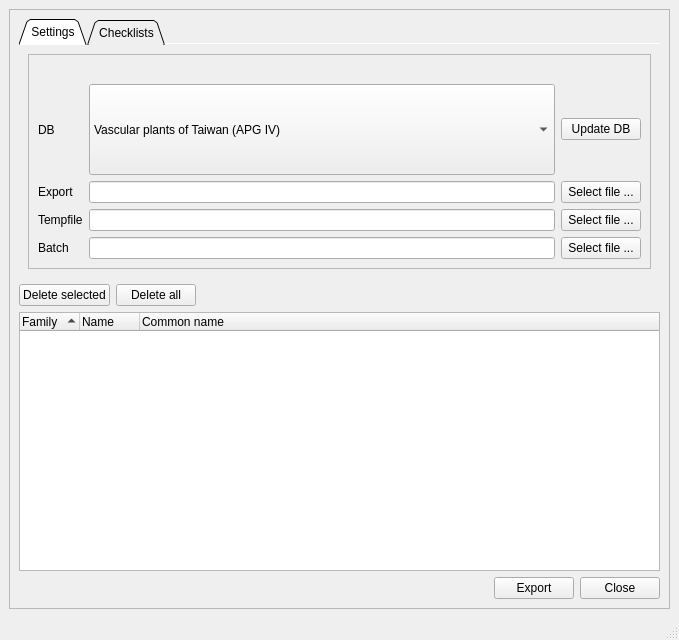
Before: the Qt Designer form src/ui/ui_main.ui in TaiBON/checklister, drawn with Qt 5.
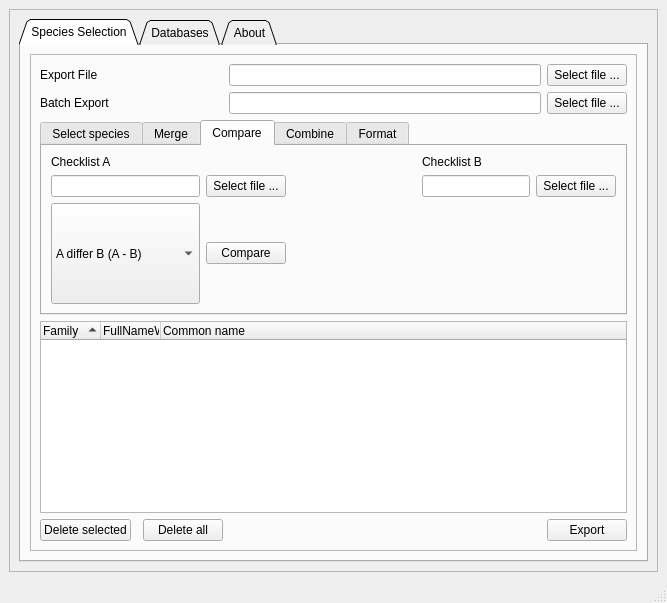
After: the same form once the commit is applied. The open tabs and pages were chosen to show the change.

What changed in the file:
```diff
--- a/src/ui/ui_main.ui
+++ b/src/ui/ui_main.ui
@@ -6,8 +6,8 @@
    <rect>
     <x>0</x>
     <y>0</y>
-    <width>679</width>
-    <height>640</height>
+    <width>667</width>
+    <height>603</height>
    </rect>
   </property>
   <property name="sizePolicy">
@@ -16,13 +16,22 @@
     <verstretch>0</verstretch>
    </sizepolicy>
   </property>
+  <property name="minimumSize">
+   <size>
+    <width>450</width>
+    <height>450</height>
+   </size>
+  </property>
   <property name="windowTitle">
-   <string>MainWindow</string>
+   <string>checklister: a species checklist generator</string>
   </property>
   <widget class="QWidget" name="centralwidget">
    <layout class="QGridLayout" name="gridLayout">
     <item row="0" column="1">
      <widget class="QScrollArea" name="scrollArea">
+      <property name="frameShadow">
+       <enum>QFrame::Plain</enum>
+      </property>
       <property name="widgetResizable">
        <bool>true</bool>
       </property>
@@ -31,25 +40,12 @@
         <rect>
          <x>0</x>
          <y>0</y>
-         <width>653</width>
-         <height>571</height>
+         <width>641</width>
+         <height>534</height>
         </rect>
        </property>
        <layout class="QGridLayout" name="gridLayout_4">
-        <item row="3" column="4">
-         <widget class="QPushButton" name="butClose1">
-          <property name="sizePolicy">
-           <sizepolicy hsizetype="Maximum" vsizetype="Maximum">
-            <horstretch>0</horstretch>
-            <verstretch>0</verstretch>
-           </sizepolicy>
-          </property>
-          <property name="text">
-           <string>Close</string>
-          </property>
-         </widget>
-        </item>
-        <item row="0" column="0" colspan="5">
+        <item row="1" column="0">
          <widget class="QTabWidget" name="tabWidget">
           <property name="minimumSize">
            <size>
@@ -73,7 +69,7 @@
            <bool>true</bool>
           </property>
           <property name="documentMode">
-           <bool>true</bool>
+           <bool>false</bool>
           </property>
           <property name="tabsClosable">
            <bool>false</bool>
@@ -81,159 +77,51 @@
           <property name="tabBarAutoHide">
            <bool>true</bool>
           </property>
-          <widget class="QWidget" name="Settings">
+          <widget class="QWidget" name="SpeciesSelection">
            <attribute name="title">
-            <string>Settings</string>
+            <string>Species Selection</string>
            </attribute>
            <layout class="QGridLayout" name="gridLayout_7">
-            <item row="1" column="0">
-             <widget class="QScrollArea" name="scrollArea_2">
-              <property name="widgetResizable">
-               <bool>true</bool>
+            <item row="0" column="0">
+             <widget class="QFrame" name="frame">
+              <property name="frameShape">
+               <enum>QFrame::StyledPanel</enum>
               </property>
-              <widget class="QWidget" name="scrollAreaWidgetContents_2">
-               <property name="geometry">
-                <rect>
-                 <x>0</x>
-                 <y>0</y>
-                 <width>587</width>
-                 <height>183</height>
-                </rect>
+              <property name="frameShadow">
+               <enum>QFrame::Raised</enum>
                </property>
                <layout class="QGridLayout" name="gridLayout_2">
-                <item row="0" column="1">
-                 <spacer name="horizontalSpacer">
-                  <property name="orientation">
-                   <enum>Qt::Horizontal</enum>
-                  </property>
-                  <property name="sizeHint" stdset="0">
-                   <size>
-                    <width>40</width>
-                    <height>20</height>
-                   </size>
-                  </property>
-                 </spacer>
-                </item>
-                <item row="1" column="0">
-                 <widget class="QLabel" name="label_3">
-                  <property name="text">
-                   <string>DB</string>
-                  </property>
-                 </widget>
-                </item>
-                <item row="1" column="1">
-                 <widget class="QComboBox" name="comboDBselect">
+               <item row="7" column="2">
+                <widget class="QPushButton" name="butDeleteAll">
                   <property name="sizePolicy">
-                   <sizepolicy hsizetype="Expanding" vsizetype="MinimumExpanding">
+                  <sizepolicy hsizetype="Minimum" vsizetype="Maximum">
                     <horstretch>0</horstretch>
                     <verstretch>0</verstretch>
                    </sizepolicy>
                   </property>
-                  <item>
                    <property name="text">
-                    <string>Vascular plants of Taiwan (APG IV)</string>
-                   </property>
-                  </item>
-                  <item>
-                   <property name="text">
-                    <string>Vascular plants of Taiwan (Flora of Taiwan 2nd Edi.)</string>
-                   </property>
-                  </item>
-                  <item>
-                   <property name="text">
-                    <string>Bird list of Taiwan (2014)</string>
-                   </property>
-                  </item>
-                  <item>
-                   <property name="text">
-                    <string>Plants of Japan (Ylist)</string>
-                   </property>
-                  </item>
-                 </widget>
-                </item>
-                <item row="1" column="2">
-                 <widget class="QPushButton" name="butUpdateDB">
-                  <property name="toolTip">
-                   <string>&lt;html&gt;&lt;head/&gt;&lt;body&gt;&lt;p&gt;Update the checklist database&lt;/p&gt;&lt;/body&gt;&lt;/html&gt;</string>
-                  </property>
-                  <property name="text">
-                   <string>Update DB</string>
-                  </property>
-                 </widget>
-                </item>
-                <item row="2" column="0">
+                  <string>Delete all</string>
+                 </property>
+                </widget>
+               </item>
+               <item row="1" column="0">
                  <widget class="QLabel" name="label_2">
                   <property name="text">
-                   <string>Export</string>
+                  <string>Export File</string>
                   </property>
                  </widget>
                 </item>
-                <item row="2" column="1">
+               <item row="1" column="3" colspan="4">
                  <widget class="QLineEdit" name="lineOutputFilename">
                   <property name="text">
                    <string/>
                   </property>
                  </widget>
                 </item>
-                <item row="2" column="2">
-                 <widget class="QPushButton" name="butSelectOutput">
-                  <property name="toolTip">
-                   <string>&lt;html&gt;&lt;head/&gt;&lt;body&gt;&lt;p&gt;Select export checklist file. Supported file formats: Microsoft Word 2007 (.docx), Open document format (.odt), markdown (.md). Default is docx and markdown.&lt;/p&gt;&lt;/body&gt;&lt;/html&gt;</string>
-                  </property>
-                  <property name="text">
-                   <string>Select file ...</string>
-                  </property>
-                 </widget>
-                </item>
-                <item row="3" column="0">
-                 <widget class="QLabel" name="label_6">
-                  <property name="text">
-                   <string>Tempfile</string>
-                  </property>
-                 </widget>
-                </item>
-                <item row="3" column="1">
-                 <widget class="QLineEdit" name="lineTempFile"/>
-                </item>
-                <item row="3" column="2">
-                 <widget class="QPushButton" name="butSelectTempFile">
-                  <property name="toolTip">
-                   <string>&lt;html&gt;&lt;head/&gt;&lt;body&gt;&lt;p&gt;Select temporary file to save common names, and this file can be loaded to generate checklist later&lt;/p&gt;&lt;/body&gt;&lt;/html&gt;</string>
-                  </property>
-                  <property name="text">
-                   <string>Select file ...</string>
-                  </property>
-                 </widget>
-                </item>
-                <item row="4" column="0">
-                 <widget class="QLabel" name="label_4">
-                  <property name="text">
-                   <string>Batch</string>
-                  </property>
-                 </widget>
-                </item>
-                <item row="4" column="1">
+               <item row="2" column="3" colspan="4">
                  <widget class="QLineEdit" name="lineSlist"/>
                 </item>
-                <item row="4" column="2">
-                 <widget class="QPushButton" name="butSlist">
-                  <property name="text">
-                   <string>Select file ...</string>
-                  </property>
-                 </widget>
-                </item>
-               </layout>
-              </widget>
-             </widget>
-            </item>
-           </layout>
-          </widget>
-          <widget class="QWidget" name="checklist">
-           <attribute name="title">
-            <string>Checklists</string>
-           </attribute>
-           <layout class="QGridLayout" name="gridLayout_8">
-            <item row="1" column="0">
+               <item row="3" column="0" colspan="8">
              <widget class="QTabWidget" name="tabWidget_2">
               <property name="font">
                <font>
@@ -252,17 +140,10 @@
                 <string>Select species</string>
                </attribute>
                <layout class="QGridLayout" name="gridLayout_9">
-                <item row="0" column="0">
-                 <widget class="QLabel" name="label_5">
-                  <property name="text">
-                   <string>Common name / scientific name</string>
-                  </property>
-                 </widget>
-                </item>
                 <item row="1" column="0">
                  <widget class="QLineEdit" name="lineSpecies">
                   <property name="sizePolicy">
-                   <sizepolicy hsizetype="Expanding" vsizetype="Expanding">
+                      <sizepolicy hsizetype="Minimum" vsizetype="Minimum">
                     <horstretch>0</horstretch>
                     <verstretch>1</verstretch>
                    </sizepolicy>
@@ -290,11 +171,24 @@
                 </item>
                 <item row="1" column="1">
                  <widget class="QPushButton" name="butAddToTree">
+                     <property name="sizePolicy">
+                      <sizepolicy hsizetype="Fixed" vsizetype="Fixed">
+                       <horstretch>0</horstretch>
+                       <verstretch>0</verstretch>
+                      </sizepolicy>
+                     </property>
                   <property name="text">
                    <string>Add species</string>
                   </property>
                  </widget>
                 </item>
+                   <item row="0" column="0">
+                    <widget class="QLabel" name="label_5">
+                     <property name="text">
+                      <string>Common name / scientific name</string>
+                     </property>
+                    </widget>
+                   </item>
                </layout>
               </widget>
               <widget class="QWidget" name="tabMerge">
@@ -348,40 +242,21 @@
                <attribute name="title">
                 <string>Compare</string>
                </attribute>
-               <widget class="QWidget" name="gridLayoutWidget_6">
-                <property name="geometry">
-                 <rect>
-                  <x>10</x>
-                  <y>10</y>
-                  <width>513</width>
-                  <height>98</height>
-                 </rect>
-                </property>
                 <layout class="QGridLayout" name="gridLayout_6">
-                 <item row="0" column="3">
-                  <widget class="QLabel" name="label_8">
-                   <property name="text">
-                    <string>Checklist B</string>
+                   <item row="1" column="0">
+                    <widget class="QLineEdit" name="lineChecklistA">
+                     <property name="sizePolicy">
+                      <sizepolicy hsizetype="Expanding" vsizetype="Preferred">
+                       <horstretch>0</horstretch>
+                       <verstretch>0</verstretch>
+                      </sizepolicy>
                    </property>
                   </widget>
                  </item>
-                 <item row="0" column="2">
-                  <spacer name="horizontalSpacer_2">
-                   <property name="orientation">
-                    <enum>Qt::Horizontal</enum>
-                   </property>
-                   <property name="sizeHint" stdset="0">
-                    <size>
-                     <width>40</width>
-                     <height>20</height>
-                    </size>
-                   </property>
-                  </spacer>
-                 </item>
-                 <item row="2" column="1">
-                  <widget class="QPushButton" name="butCompare">
+                   <item row="1" column="1">
+                    <widget class="QPushButton" name="butCheckASelect">
                    <property name="text">
-                    <string>Compare</string>
+                      <string>Select file ...</string>
                    </property>
                   </widget>
                  </item>
@@ -392,7 +267,21 @@
                    </property>
                   </widget>
                  </item>
-                 <item row="2" column="0">
+                   <item row="1" column="5">
+                    <widget class="QPushButton" name="butCheckBSelect">
+                     <property name="text">
+                      <string>Select file ...</string>
+                     </property>
+                    </widget>
+                   </item>
+                   <item row="3" column="1">
+                    <widget class="QPushButton" name="butCompare">
+                     <property name="text">
+                      <string>Compare</string>
+                     </property>
+                    </widget>
+                   </item>
+                   <item row="3" column="0">
                   <widget class="QComboBox" name="comboABDifference">
                    <property name="sizePolicy">
                     <sizepolicy hsizetype="Expanding" vsizetype="MinimumExpanding">
@@ -422,28 +311,43 @@
                    </item>
                   </widget>
                  </item>
-                 <item row="1" column="1">
-                  <widget class="QPushButton" name="butCheckASelect">
-                   <property name="text">
-                    <string>Select file ...</string>
-                   </property>
-                  </widget>
-                 </item>
-                 <item row="1" column="3">
-                  <widget class="QLineEdit" name="lineChecklistB"/>
-                 </item>
                  <item row="1" column="4">
-                  <widget class="QPushButton" name="butCheckBSelect">
+                    <widget class="QLineEdit" name="lineChecklistB"/>
+                   </item>
+                   <item row="0" column="4">
+                    <widget class="QLabel" name="label_8">
                    <property name="text">
-                    <string>Select file ...</string>
+                      <string>Checklist B</string>
                    </property>
                   </widget>
                  </item>
-                 <item row="1" column="0">
-                  <widget class="QLineEdit" name="lineChecklistA"/>
-                 </item>
-                </layout>
-               </widget>
+                   <item row="1" column="3">
+                    <spacer name="horizontalSpacer_3">
+                     <property name="orientation">
+                      <enum>Qt::Horizontal</enum>
+                     </property>
+                     <property name="sizeHint" stdset="0">
+                      <size>
+                       <width>40</width>
+                       <height>20</height>
+                      </size>
+                     </property>
+                    </spacer>
+                   </item>
+                   <item row="1" column="2">
+                    <spacer name="horizontalSpacer">
+                     <property name="orientation">
+                      <enum>Qt::Horizontal</enum>
+                     </property>
+                     <property name="sizeHint" stdset="0">
+                      <size>
+                       <width>40</width>
+                       <height>20</height>
+                      </size>
+                     </property>
+                    </spacer>
+                   </item>
+                  </layout>
               </widget>
               <widget class="QWidget" name="tabCombine">
                <attribute name="title">
@@ -589,41 +493,11 @@
               </widget>
              </widget>
             </item>
-            <item row="0" column="0">
-             <spacer name="horizontalSpacer_3">
-              <property name="orientation">
-               <enum>Qt::Horizontal</enum>
-              </property>
-              <property name="sizeHint" stdset="0">
-               <size>
-                <width>40</width>
-                <height>20</height>
-               </size>
-              </property>
-             </spacer>
-            </item>
-           </layout>
-          </widget>
-         </widget>
-        </item>
-        <item row="3" column="3">
-         <widget class="QPushButton" name="butGenerateSp">
-          <property name="sizePolicy">
-           <sizepolicy hsizetype="Maximum" vsizetype="Maximum">
-            <horstretch>0</horstretch>
-            <verstretch>0</verstretch>
-           </sizepolicy>
-          </property>
-          <property name="text">
-           <string>Export</string>
-          </property>
-         </widget>
-        </item>
-        <item row="1" column="0">
+               <item row="7" column="0">
          <widget class="QPushButton" name="butDeleteSelection">
           <property name="sizePolicy">
-           <sizepolicy hsizetype="Fixed" vsizetype="Fixed">
-            <horstretch>0</horstretch>
+                  <sizepolicy hsizetype="Fixed" vsizetype="Minimum">
+                   <horstretch>1</horstretch>
             <verstretch>0</verstretch>
            </sizepolicy>
           </property>
@@ -632,21 +506,46 @@
           </property>
          </widget>
         </item>
-        <item row="1" column="1">
-         <widget class="QPushButton" name="butDeleteAll">
+               <item row="1" column="7">
+                <widget class="QPushButton" name="butSelectOutput">
+                 <property name="toolTip">
+                  <string>&lt;html&gt;&lt;head/&gt;&lt;body&gt;&lt;p&gt;Select export checklist file. Supported file formats: Microsoft Word 2007 (.docx), Open document format (.odt), markdown (.md). Default is docx and markdown.&lt;/p&gt;&lt;/body&gt;&lt;/html&gt;</string>
+                 </property>
+                 <property name="text">
+                  <string>Select file ...</string>
+                 </property>
+                </widget>
+               </item>
+               <item row="7" column="7">
+                <widget class="QPushButton" name="butGenerateSp">
           <property name="sizePolicy">
-           <sizepolicy hsizetype="Fixed" vsizetype="Maximum">
+                  <sizepolicy hsizetype="Minimum" vsizetype="Maximum">
             <horstretch>0</horstretch>
             <verstretch>0</verstretch>
            </sizepolicy>
           </property>
+                 <property name="styleSheet">
+                  <string notr="true"/>
+                 </property>
           <property name="text">
-           <string>Delete all</string>
+                  <string>Export</string>
           </property>
          </widget>
         </item>
-        <item row="2" column="0" colspan="5">
+               <item row="4" column="0" rowspan="3" colspan="8">
          <widget class="QTreeWidget" name="treeWidget">
+                 <property name="sizePolicy">
+                  <sizepolicy hsizetype="Expanding" vsizetype="Minimum">
+                   <horstretch>0</horstretch>
+                   <verstretch>0</verstretch>
+                  </sizepolicy>
+                 </property>
+                 <property name="minimumSize">
+                  <size>
+                   <width>0</width>
+                   <height>150</height>
+                  </size>
+                 </property>
           <property name="mouseTracking">
            <bool>false</bool>
           </property>
@@ -690,7 +589,7 @@
           </column>
           <column>
            <property name="text">
-            <string>Name</string>
+                   <string>FullNameWithAuthors</string>
            </property>
           </column>
           <column>
@@ -700,6 +599,157 @@
           </column>
          </widget>
         </item>
+               <item row="7" column="5">
+                <spacer name="horizontalSpacer_2">
+                 <property name="orientation">
+                  <enum>Qt::Horizontal</enum>
+                 </property>
+                 <property name="sizeHint" stdset="0">
+                  <size>
+                   <width>40</width>
+                   <height>20</height>
+                  </size>
+                 </property>
+                </spacer>
+               </item>
+               <item row="7" column="6">
+                <spacer name="horizontalSpacer_4">
+                 <property name="orientation">
+                  <enum>Qt::Horizontal</enum>
+                 </property>
+                 <property name="sizeHint" stdset="0">
+                  <size>
+                   <width>40</width>
+                   <height>20</height>
+                  </size>
+                 </property>
+                </spacer>
+               </item>
+               <item row="2" column="0">
+                <widget class="QLabel" name="label_4">
+                 <property name="text">
+                  <string>Batch Export</string>
+                 </property>
+                </widget>
+               </item>
+               <item row="2" column="7">
+                <widget class="QPushButton" name="butSlist">
+                 <property name="text">
+                  <string>Select file ...</string>
+                 </property>
+                </widget>
+               </item>
+              </layout>
+             </widget>
+            </item>
+           </layout>
+          </widget>
+          <widget class="QWidget" name="tab">
+           <attribute name="title">
+            <string>Databases</string>
+           </attribute>
+           <layout class="QGridLayout" name="gridLayout_8">
+            <item row="0" column="0">
+             <widget class="QComboBox" name="comboDBselect">
+              <property name="sizePolicy">
+               <sizepolicy hsizetype="Expanding" vsizetype="MinimumExpanding">
+                <horstretch>0</horstretch>
+                <verstretch>0</verstretch>
+               </sizepolicy>
+              </property>
+              <item>
+               <property name="text">
+                <string>Vascular plants of Taiwan (APG IV)</string>
+               </property>
+              </item>
+              <item>
+               <property name="text">
+                <string>Vascular plants of Taiwan (Flora of Taiwan 2nd Edi.)</string>
+               </property>
+              </item>
+              <item>
+               <property name="text">
+                <string>Bird list of Taiwan (2014)</string>
+               </property>
+              </item>
+              <item>
+               <property name="text">
+                <string>Plants of Japan (Ylist)</string>
+               </property>
+              </item>
+             </widget>
+            </item>
+            <item row="0" column="1">
+             <widget class="QPushButton" name="butUpdateDB">
+              <property name="sizePolicy">
+               <sizepolicy hsizetype="Maximum" vsizetype="Maximum">
+                <horstretch>0</horstretch>
+                <verstretch>0</verstretch>
+               </sizepolicy>
+              </property>
+              <property name="toolTip">
+               <string>&lt;html&gt;&lt;head/&gt;&lt;body&gt;&lt;p&gt;Update the checklist database&lt;/p&gt;&lt;/body&gt;&lt;/html&gt;</string>
+              </property>
+              <property name="text">
+               <string>Update DB</string>
+              </property>
+             </widget>
+            </item>
+           </layout>
+           <zorder>frame_2</zorder>
+           <zorder>comboDBselect</zorder>
+           <zorder>butUpdateDB</zorder>
+           <zorder>frame_2</zorder>
+          </widget>
+          <widget class="QWidget" name="About">
+           <attribute name="title">
+            <string>About</string>
+           </attribute>
+           <layout class="QGridLayout" name="gridLayout_10">
+            <item row="0" column="0">
+             <widget class="QScrollArea" name="scrollArea_2">
+              <property name="widgetResizable">
+               <bool>true</bool>
+              </property>
+              <widget class="QWidget" name="scrollAreaWidgetContents_2">
+               <property name="geometry">
+                <rect>
+                 <x>0</x>
+                 <y>0</y>
+                 <width>569</width>
+                 <height>447</height>
+                </rect>
+               </property>
+               <layout class="QGridLayout" name="gridLayout_11">
+                <item row="0" column="0">
+                 <widget class="QTextBrowser" name="textBrowser">
+                  <property name="html">
+                   <string>&lt;!DOCTYPE HTML PUBLIC &quot;-//W3C//DTD HTML 4.0//EN&quot; &quot;http://www.w3.org/TR/REC-html40/strict.dtd&quot;&gt;
+&lt;html&gt;&lt;head&gt;&lt;meta name=&quot;qrichtext&quot; content=&quot;1&quot; /&gt;&lt;style type=&quot;text/css&quot;&gt;
+p, li { white-space: pre-wrap; }
+&lt;/style&gt;&lt;/head&gt;&lt;body style=&quot; font-family:'.SF NS Text'; font-size:13pt; font-weight:400; font-style:normal;&quot;&gt;
+&lt;p style=&quot; margin-top:0px; margin-bottom:0px; margin-left:0px; margin-right:0px; -qt-block-indent:0; text-indent:0px;&quot;&gt;&lt;span style=&quot; font-size:18pt; font-weight:600;&quot;&gt;checklister: &lt;/span&gt;a species checklist generator&lt;/p&gt;
+&lt;p style=&quot;-qt-paragraph-type:empty; margin-top:0px; margin-bottom:0px; margin-left:0px; margin-right:0px; -qt-block-indent:0; text-indent:0px;&quot;&gt;&lt;br /&gt;&lt;/p&gt;
+&lt;p style=&quot; margin-top:0px; margin-bottom:0px; margin-left:0px; margin-right:0px; -qt-block-indent:0; text-indent:0px;&quot;&gt;Official Website: http://github.com/TaiBON/checklister&lt;/p&gt;
+&lt;p style=&quot; margin-top:0px; margin-bottom:0px; margin-left:0px; margin-right:0px; -qt-block-indent:0; text-indent:0px;&quot;&gt;Author:  Cheng-Tao Lin mutolisp@mail.ncyu.edu.tw; mutolisp@gmail.com&lt;/p&gt;
+&lt;p style=&quot; margin-top:0px; margin-bottom:0px; margin-left:0px; margin-right:0px; -qt-block-indent:0; text-indent:0px;&quot;&gt;Department of Biological Resources, National Chiayi University&lt;/p&gt;
+&lt;p style=&quot;-qt-paragraph-type:empty; margin-top:0px; margin-bottom:0px; margin-left:0px; margin-right:0px; -qt-block-indent:0; text-indent:0px;&quot;&gt;&lt;br /&gt;&lt;/p&gt;
+&lt;p style=&quot; margin-top:0px; margin-bottom:0px; margin-left:0px; margin-right:0px; -qt-block-indent:0; text-indent:0px;&quot;&gt;Contribution is welcome! &lt;/p&gt;
+&lt;p style=&quot;-qt-paragraph-type:empty; margin-top:0px; margin-bottom:0px; margin-left:0px; margin-right:0px; -qt-block-indent:0; text-indent:0px;&quot;&gt;&lt;br /&gt;&lt;/p&gt;
+&lt;p style=&quot; margin-top:0px; margin-bottom:0px; margin-left:0px; margin-right:0px; -qt-block-indent:0; text-indent:0px;&quot;&gt;&lt;span style=&quot; font-weight:600;&quot;&gt;License&lt;/span&gt;: GPL v 3&lt;/p&gt;
+&lt;p style=&quot;-qt-paragraph-type:empty; margin-top:0px; margin-bottom:0px; margin-left:0px; margin-right:0px; -qt-block-indent:0; text-indent:0px;&quot;&gt;&lt;br /&gt;&lt;/p&gt;
+&lt;p style=&quot; margin-top:0px; margin-bottom:0px; margin-left:0px; margin-right:0px; -qt-block-indent:0; text-indent:0px;&quot;&gt;https://github.com/TaiBON/checklister/blob/master/LICENSE&lt;/p&gt;&lt;/body&gt;&lt;/html&gt;</string>
+                  </property>
+                 </widget>
+                </item>
+               </layout>
+              </widget>
+             </widget>
+            </item>
+           </layout>
+          </widget>
+         </widget>
+        </item>
        </layout>
       </widget>
      </widget>
@@ -711,7 +761,7 @@
     <rect>
      <x>0</x>
      <y>0</y>
-     <width>679</width>
+     <width>667</width>
      <height>22</height>
     </rect>
    </property>
```
Lines whose indentation alone changed are shown as unchanged.
